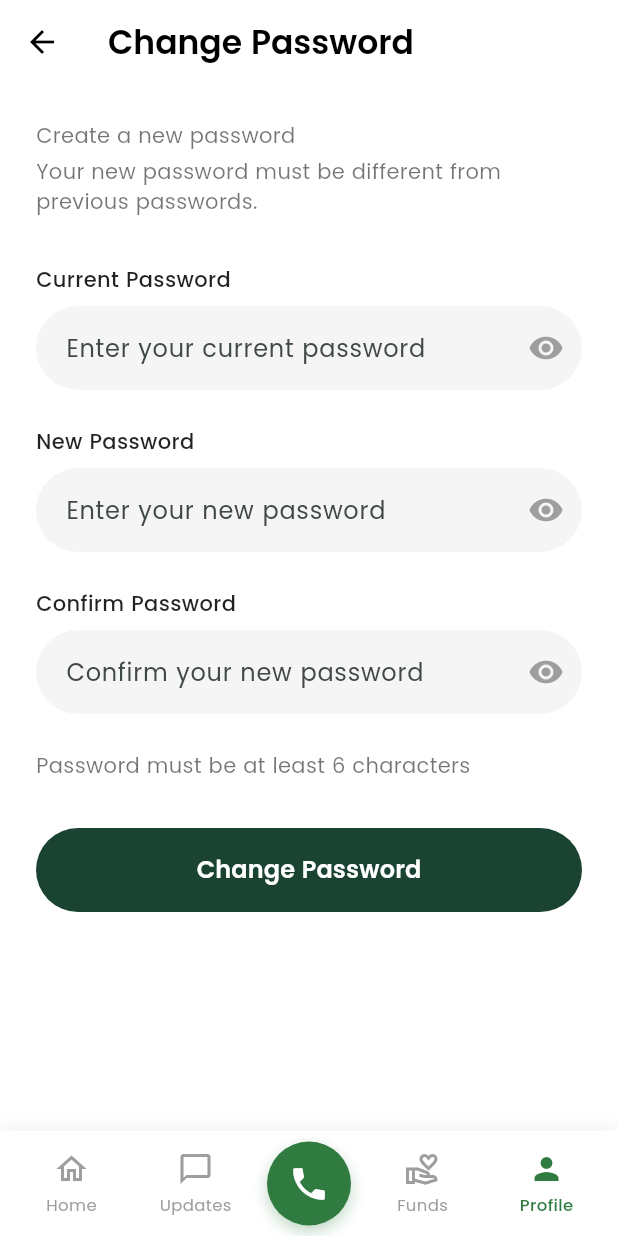
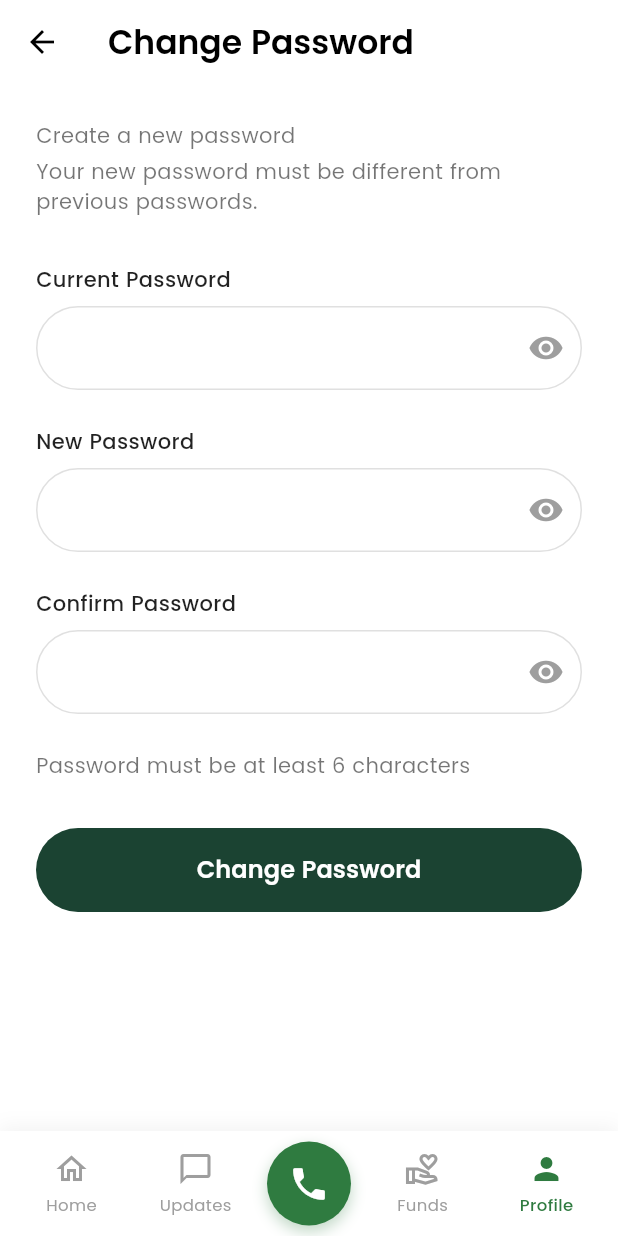
Before and after one commit to reponseashimwe/relief_link, a Flutter app: the ChangePasswordScreen screen opened directly, on a phone screen of 412 x 824 dp. Run offline on Flutter 3.47's test engine with Material 3 defaults, Android fonts, the phone set to English and light mode, and no system bars; our stand-ins replace cached_network_image, cloud_firestore, firebase_auth, firebase_core, firebase_storage, geolocator and 4 more; missing offline and left inert: cloudinary_public; accounts and stored records are empty; network calls fail.

Commit message:
Profile pages

```diff
--- a/lib/components/donation/donation_card.dart
+++ b/lib/components/donation/donation_card.dart
@@ -207,6 +207,7 @@ class DonationCard extends StatelessWidget {
                     onPressed: onTap,
                     style: ElevatedButton.styleFrom(
                       backgroundColor: const Color(0xFF1B4332),
+                      foregroundColor: Colors.white,
                       minimumSize: const Size(double.infinity, 48),
                       shape: RoundedRectangleBorder(
                         borderRadius: BorderRadius.circular(12),
@@ -217,6 +218,7 @@ class DonationCard extends StatelessWidget {
                       style: TextStyle(
                         fontSize: 16,
                         fontWeight: FontWeight.bold,
+                        color: Colors.white,
                       ),
                     ),
                   ),
--- a/lib/screens/profile/change_password_screen.dart
+++ b/lib/screens/profile/change_password_screen.dart
@@ -134,12 +134,22 @@ class _ChangePasswordScreenState extends State<ChangePasswordScreen> {
                 controller: _currentPasswordController,
                 obscureText: !_isCurrentPasswordVisible,
                 decoration: InputDecoration(
-                  hintText: 'Enter your current password',
                   filled: true,
-                  fillColor: Colors.grey[100],
+                  fillColor: Colors.white,
                   border: OutlineInputBorder(
                     borderRadius: BorderRadius.circular(28),
-                    borderSide: BorderSide.none,
+                    borderSide: BorderSide(color: Colors.grey[300]!),
+                  ),
+                  enabledBorder: OutlineInputBorder(
+                    borderRadius: BorderRadius.circular(28),
+                    borderSide: BorderSide(color: Colors.grey[300]!),
+                  ),
+                  focusedBorder: OutlineInputBorder(
+                    borderRadius: BorderRadius.circular(28),
+                    borderSide: const BorderSide(
+                      color: Color(0xFF1B4332),
+                      width: 1.5,
+                    ),
                   ),
                   contentPadding: const EdgeInsets.symmetric(
                     horizontal: 16,
@@ -181,12 +191,22 @@ class _ChangePasswordScreenState extends State<ChangePasswordScreen> {
                 controller: _newPasswordController,
                 obscureText: !_isNewPasswordVisible,
                 decoration: InputDecoration(
-                  hintText: 'Enter your new password',
                   filled: true,
-                  fillColor: Colors.grey[100],
+                  fillColor: Colors.white,
                   border: OutlineInputBorder(
                     borderRadius: BorderRadius.circular(28),
-                    borderSide: BorderSide.none,
+                    borderSide: BorderSide(color: Colors.grey[300]!),
+                  ),
+                  enabledBorder: OutlineInputBorder(
+                    borderRadius: BorderRadius.circular(28),
+                    borderSide: BorderSide(color: Colors.grey[300]!),
+                  ),
+                  focusedBorder: OutlineInputBorder(
+                    borderRadius: BorderRadius.circular(28),
+                    borderSide: const BorderSide(
+                      color: Color(0xFF1B4332),
+                      width: 1.5,
+                    ),
                   ),
                   contentPadding: const EdgeInsets.symmetric(
                     horizontal: 16,
@@ -231,12 +251,22 @@ class _ChangePasswordScreenState extends State<ChangePasswordScreen> {
                 controller: _confirmPasswordController,
                 obscureText: !_isConfirmPasswordVisible,
                 decoration: InputDecoration(
-                  hintText: 'Confirm your new password',
                   filled: true,
-                  fillColor: Colors.grey[100],
+                  fillColor: Colors.white,
                   border: OutlineInputBorder(
                     borderRadius: BorderRadius.circular(28),
-                    borderSide: BorderSide.none,
+                    borderSide: BorderSide(color: Colors.grey[300]!),
+                  ),
+                  enabledBorder: OutlineInputBorder(
+                    borderRadius: BorderRadius.circular(28),
+                    borderSide: BorderSide(color: Colors.grey[300]!),
+                  ),
+                  focusedBorder: OutlineInputBorder(
+                    borderRadius: BorderRadius.circular(28),
+                    borderSide: const BorderSide(
+                      color: Color(0xFF1B4332),
+                      width: 1.5,
+                    ),
                   ),
                   contentPadding: const EdgeInsets.symmetric(
                     horizontal: 16,
--- a/lib/screens/profile/profile_screen.dart
+++ b/lib/screens/profile/profile_screen.dart
@@ -472,11 +472,13 @@ class _ProfileScreenState extends State<ProfileScreen> with SingleTickerProvider
           // Navigate to donation screen
         },
         backgroundColor: const Color(0xFF2F7B40),
+        foregroundColor: Colors.white,
         icon: const Icon(Icons.favorite),
         label: const Text(
           'Donate',
           style: TextStyle(
             fontWeight: FontWeight.bold,
+            color: Colors.white,
           ),
         ),
       ),
```
